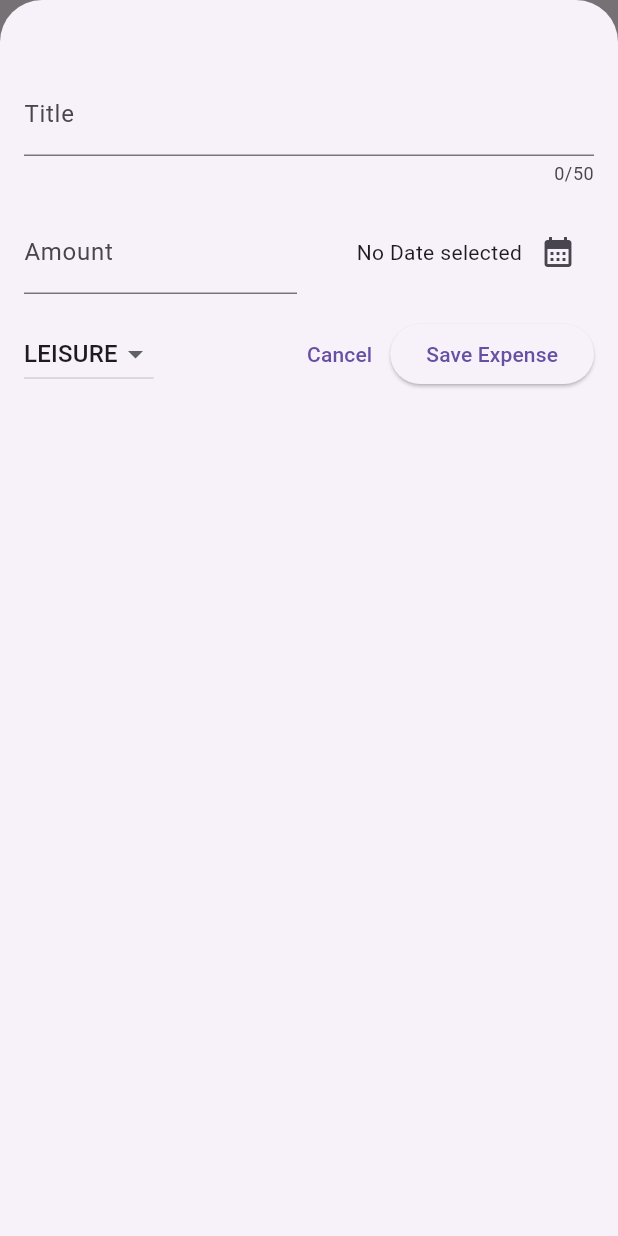
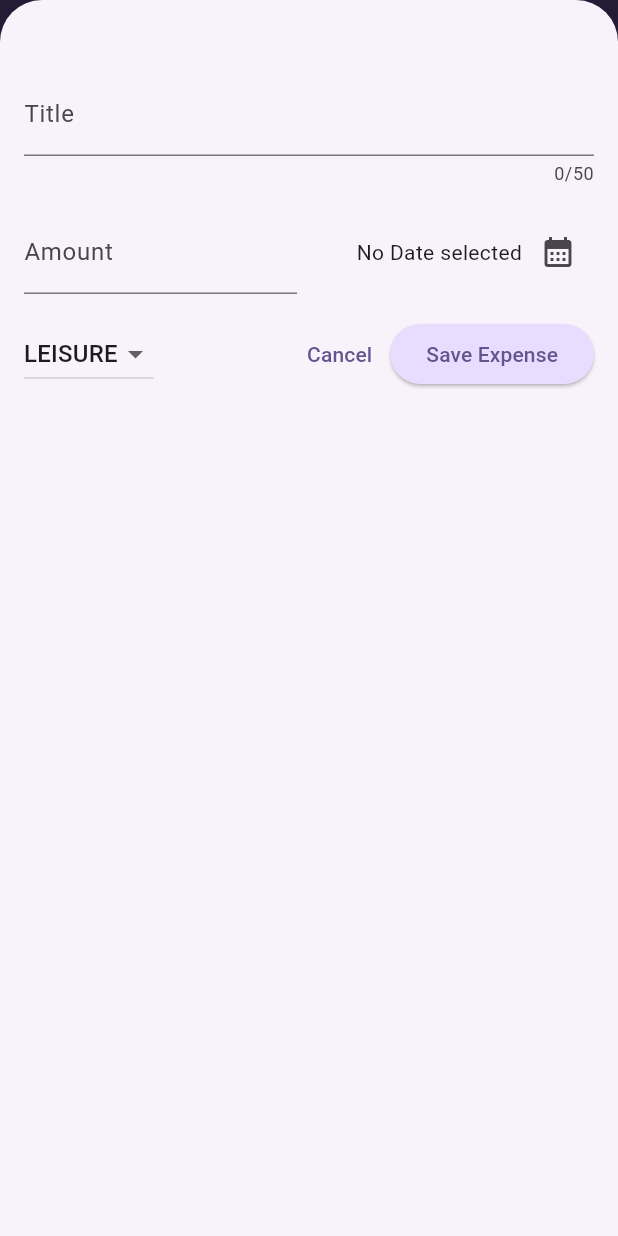
Before and after one commit to Wilson-Ochieng/Expenses-Tracker, a Flutter app: the screen it shows after launch, after a tap on the "add" icon, on a phone screen of 412 x 824 dp. Run offline on Flutter 3.47's test engine with Material 3 defaults, Android fonts, the phone set to English and light mode, and no system bars.

Commit message:
Set theming to AppBar,Card,Elevated Button and Text and Updated  README.md file

```diff
--- a/lib/main.dart
+++ b/lib/main.dart
@@ -2,11 +2,48 @@ import 'package:flutter/material.dart';
 import 'package:expense_tracker/widgets/expenses.dart';
 
 
+var kColorScheme = ColorScheme.fromSeed(
+  seedColor: const Color.fromARGB(255, 96, 59, 181),
 
+);
 void main() {
   runApp(
-    const MaterialApp(
-      home: Expenses() ,
+    MaterialApp(
+      theme: ThemeData().copyWith(
+          // ignore: deprecated_member_use
+          useMaterial3: true,
+          colorScheme: kColorScheme,
+          appBarTheme: const AppBarTheme().copyWith(
+
+
+            backgroundColor: kColorScheme.onPrimaryContainer,
+            foregroundColor: kColorScheme.primaryContainer,
+          ) ,
+
+          cardTheme: CardTheme( ).copyWith(
+            color: kColorScheme.secondaryContainer,
+            margin: const EdgeInsets.symmetric(
+              horizontal: 16,
+              vertical: 8,
+            ),
+          ),
+
+          elevatedButtonTheme: ElevatedButtonThemeData(
+            style: ElevatedButton.styleFrom(
+              backgroundColor: kColorScheme.primaryContainer,
+            ),
+          ),
+          textTheme: ThemeData().textTheme.copyWith(
+                titleLarge:  TextStyle(
+                  fontWeight: FontWeight.normal,
+                  color:kColorScheme.onSecondaryContainer,
+                  fontSize: 14,
+                ),
+              ),
+          scaffoldBackgroundColor: const Color.fromARGB(255, 234, 175, 237)),
+
+
+      home: const Expenses(),
     ),
   );
 }
```
Also changed, not shown: 1 other file.
